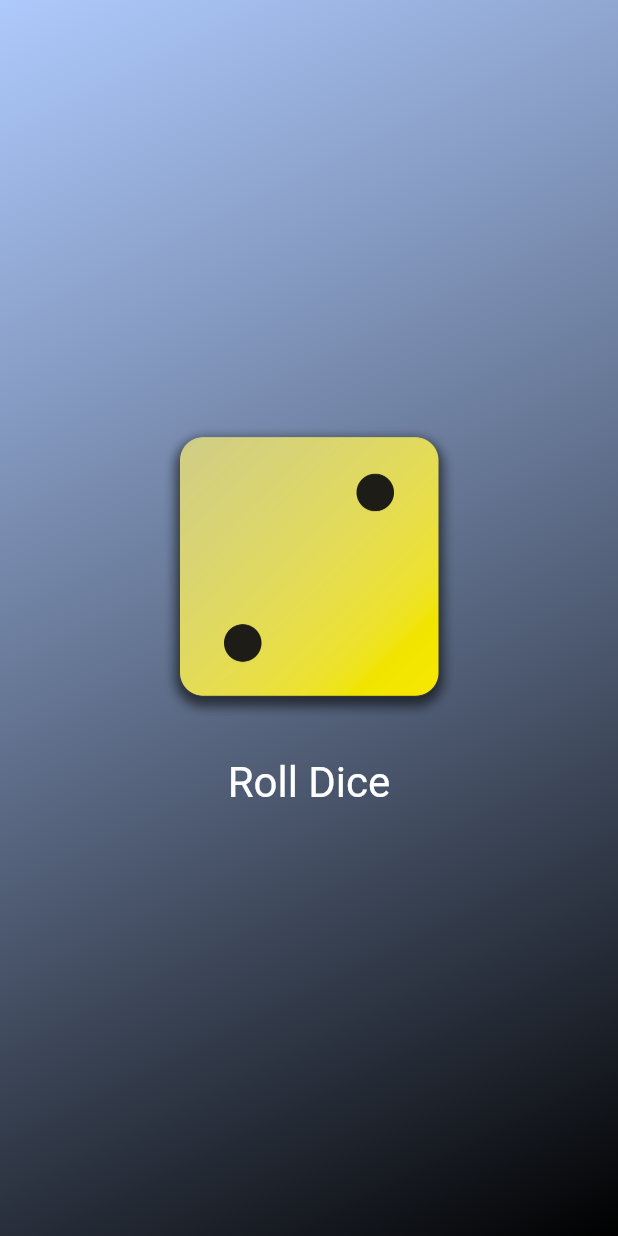
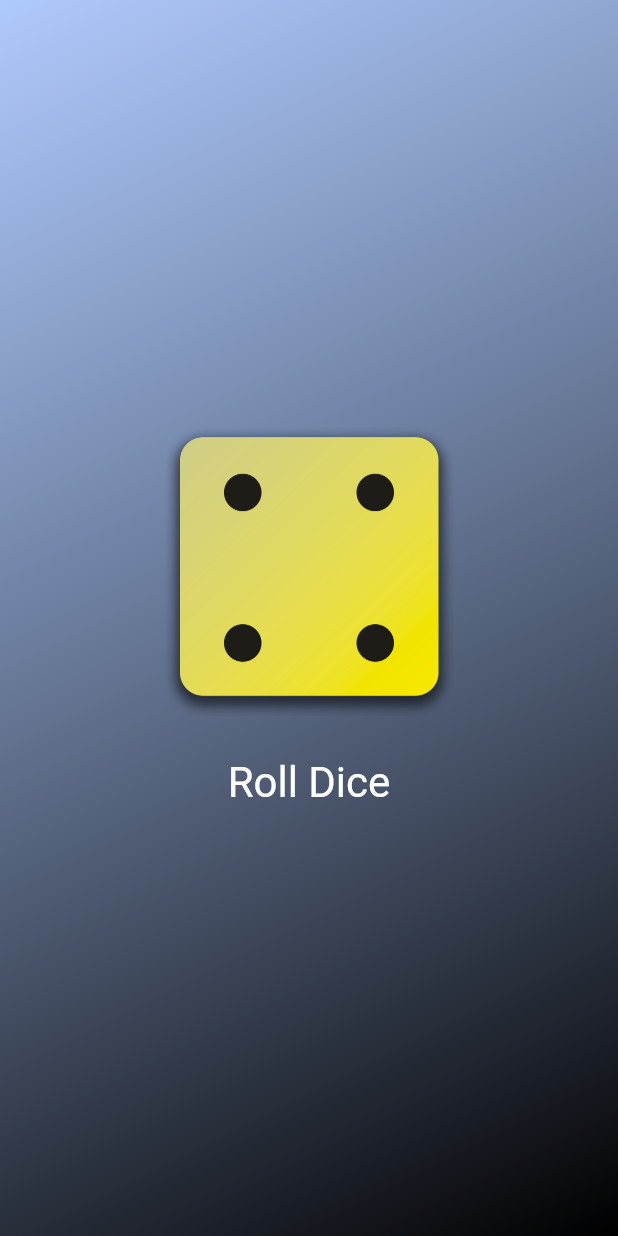
Before and after one commit to yhrjfj/Dice_App, a Flutter app: the screen it shows after launch, after a tap on "Roll Dice", on a phone screen of 412 x 824 dp. Run offline on Flutter 3.47's test engine with Material 2 defaults, Android fonts, the phone set to English and light mode, and no system bars.

Commit message:
Add functionality for change 1 dice

```diff
--- /dev/null
+++ b/lib/dice_roller.dart
@@ -0,0 +1,50 @@
+import 'package:flutter/material.dart';
+
+class DiceRoller extends StatefulWidget {
+  const DiceRoller({super.key});
+
+  @override
+  State<DiceRoller> createState() {
+    return _DiceRollerState();
+  }
+}
+
+class _DiceRollerState extends State<DiceRoller> {
+// Dice
+  var activeDiceImage = 'assets/images/dice-2.png';
+
+  // Roll Dice function
+  void rollDice() {
+    setState(() {
+      activeDiceImage = 'assets/images/dice-4.png';
+    });
+  }
+
+  @override
+  Widget build(context) {
+    return Column(
+      mainAxisSize: MainAxisSize.min,
+      children: [
+        Image.asset(
+          activeDiceImage,
+          width: 200,
+        ),
+        const SizedBox(
+          height: 20,
+        ),
+        TextButton(
+            onPressed: rollDice,
+            style: TextButton.styleFrom(
+              // padding: const EdgeInsets.only(
+              //   top: 20,
+              // ),
+              foregroundColor: Colors.white,
+              textStyle: const TextStyle(
+                fontSize: 28,
+              ),
+            ),
+            child: const Text('Roll Dice')),
+      ],
+    );
+  }
+}
--- a/lib/gradient_container.dart
+++ b/lib/gradient_container.dart
@@ -1,18 +1,19 @@
 // import 'package:first_app/style_text.dart';
 import 'package:flutter/material.dart';
+import 'package:first_app/dice_roller.dart';
 
 const startAlignment = Alignment.topLeft;
 const endAlignment = Alignment.bottomRight;
-
-// Role Dice function
-void rollDice() {
-  // Code
-}
 
 // 1st way
 class GradientContainer extends StatelessWidget {
   const GradientContainer(this.color1, this.color2, {super.key});
 
+  const GradientContainer.purple({super.key})
+      : color1 = Colors.black26,
+        color2 = Colors.white10;
+
+  // Color
   final Color color1;
   final Color color2;
 
@@ -26,31 +27,9 @@ class GradientContainer extends StatelessWidget {
           end: endAlignment,
         ),
       ),
-      child: Center(
-          child: Column(
-        mainAxisSize: MainAxisSize.min,
-        children: [
-          Image.asset(
-            'assets/images/dice-2.png',
-            width: 200,
-          ),
-          const SizedBox(
-            height: 20,
-          ),
-          TextButton(
-              onPressed: rollDice,
-              style: TextButton.styleFrom(
-                // padding: const EdgeInsets.only(
-                //   top: 20,
-                // ),
-                foregroundColor: Colors.white,
-                textStyle: const TextStyle(
-                  fontSize: 28,
-                ),
-              ),
-              child: const Text('Roll Dice')),
-        ],
-      )),
+      child: const Center(
+        child: DiceRoller(),
+      ),
     );
   }
 }
--- a/lib/main.dart
+++ b/lib/main.dart
@@ -3,7 +3,7 @@ import 'package:first_app/gradient_container.dart';
 
 void main() {
   runApp(
-    const MaterialApp(
+    MaterialApp(
       home: Scaffold(
         body: GradientContainer(
           Color.fromRGBO(155, 189, 252, 0.8),
```
